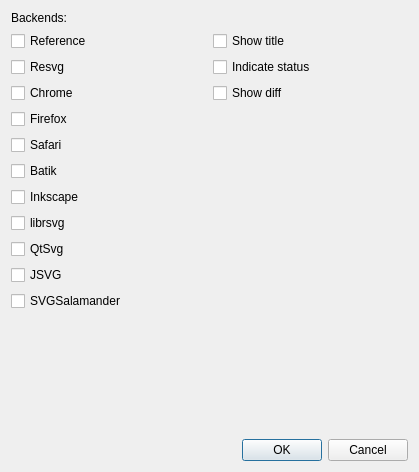
First picture: the form in tools/vdiff/src/exportdialog.ui, repository Michael5601/resvg-test-suite, before the edit.
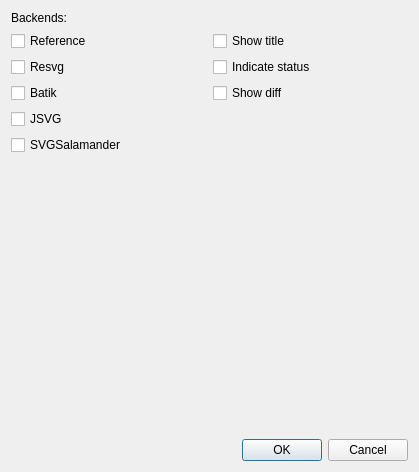
Second picture: the form after the edit.

What changed in the file:
```diff
--- a/tools/vdiff/src/exportdialog.ui
+++ b/tools/vdiff/src/exportdialog.ui
@@ -39,27 +39,6 @@
          </property>
         </widget>
        </item>
-       <item>
-        <widget class="QCheckBox" name="chBoxBChrome">
-         <property name="text">
-          <string>Chrome</string>
-         </property>
-        </widget>
-       </item>
-       <item>
-        <widget class="QCheckBox" name="chBoxBFirefox">
-         <property name="text">
-          <string>Firefox</string>
-         </property>
-        </widget>
-       </item>
-       <item>
-        <widget class="QCheckBox" name="chBoxBSafari">
-         <property name="text">
-          <string>Safari</string>
-         </property>
-        </widget>
-       </item>
        <item>
         <widget class="QCheckBox" name="chBoxBBatik">
          <property name="text">
@@ -67,27 +46,6 @@
          </property>
         </widget>
        </item>
-       <item>
-        <widget class="QCheckBox" name="chBoxBInkscape">
-         <property name="text">
-          <string>Inkscape</string>
-         </property>
-        </widget>
-       </item>
-       <item>
-        <widget class="QCheckBox" name="chBoxBLibrsvg">
-         <property name="text">
-          <string>librsvg</string>
-         </property>
-        </widget>
-       </item>
-       <item>
-        <widget class="QCheckBox" name="chBoxBQtSvg">
-         <property name="text">
-          <string>QtSvg</string>
-         </property>
-        </widget>
-       </item>
        <!-- New rasterizers -->
        <item>
         <widget class="QCheckBox" name="chBoxBJSVG">
```
